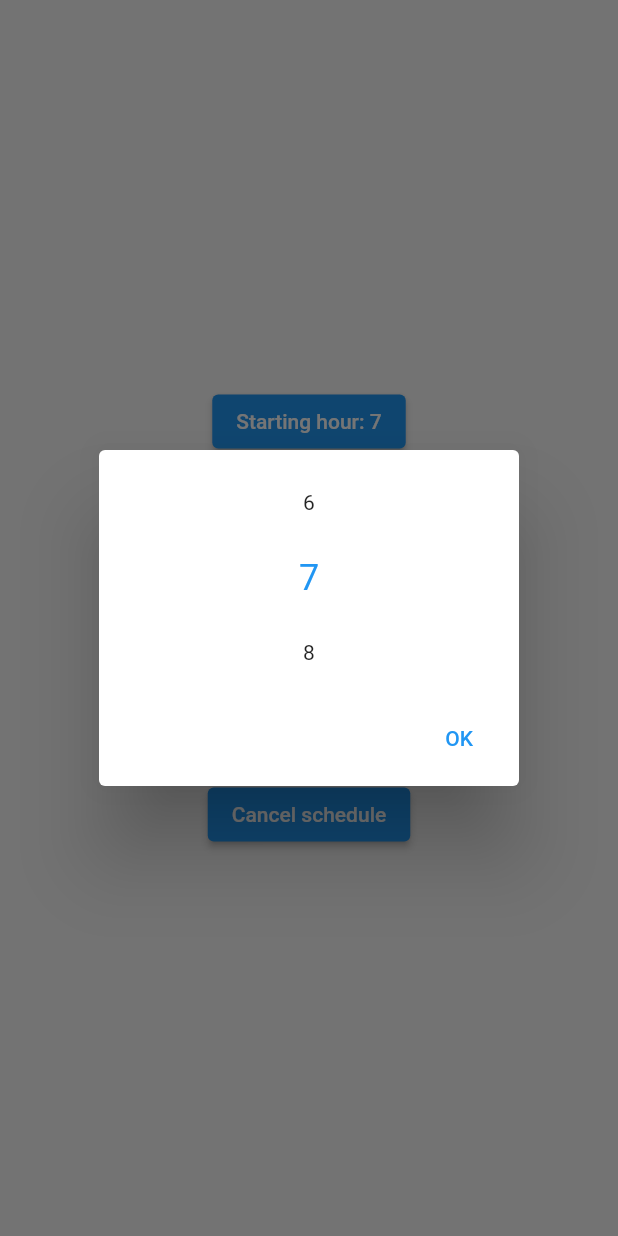
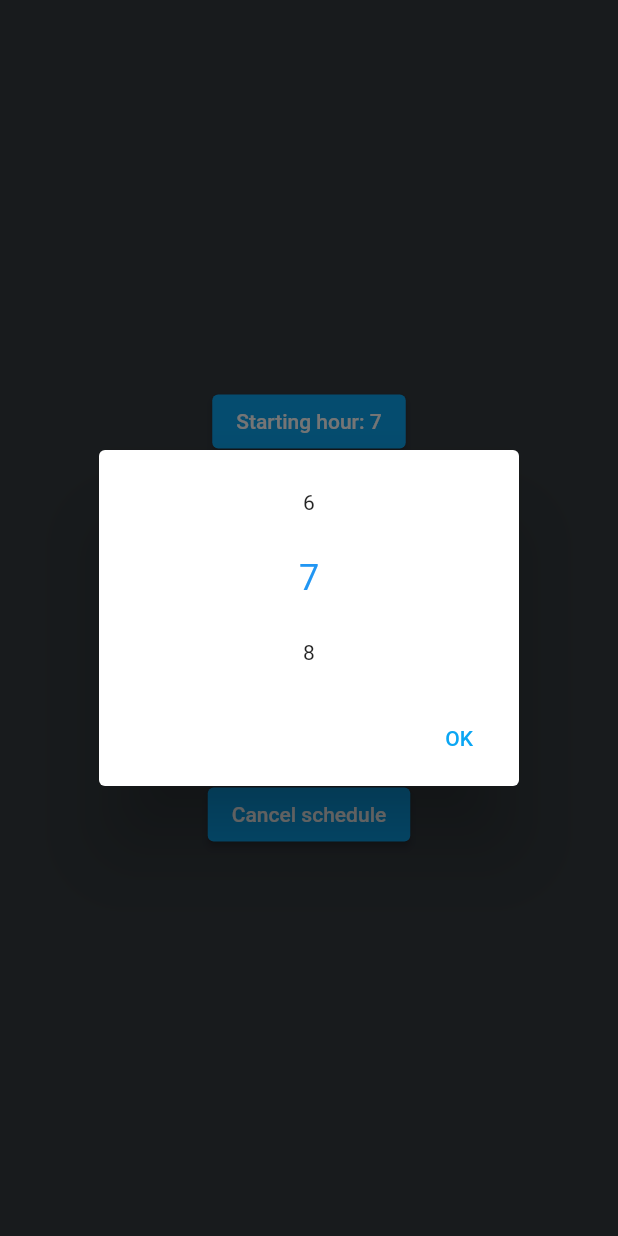
Before and after one commit to gruvw/time_watcher, a Flutter app: the screen it shows after launch, after a tap on an icon or button, on a phone screen of 412 x 824 dp. Run offline on Flutter 3.47's test engine with Material 2 defaults, Android fonts, the light colour scheme and no system bars; drawn by our look-alikes of numberpicker; our stand-ins replace awesome_notifications, flutter_hooks, hive_flutter, vibration; accounts and stored records are empty.

Commit message:
Colors + Name + Icon

```diff
--- a/lib/main.dart
+++ b/lib/main.dart
@@ -5,6 +5,7 @@ import 'package:time_watcher/notification/notification.dart';
 import 'package:time_watcher/scheduler_form.dart';
 
 const String box = "settings";
+const Color accentColor = Color(0xFF0BA6F3);
 
 void main() async {
   await Hive.initFlutter();
@@ -21,14 +22,13 @@ class MyApp extends StatelessWidget {
 
   @override
   Widget build(BuildContext context) {
-    return MaterialApp(
+    return const MaterialApp(
       title: "Time Watcher",
-      theme: ThemeData(
-        primarySwatch: Colors.blue,
+      home: Scaffold(
+        body: SchedulerForm(),
+        backgroundColor: Color(0xFF343A40),
       ),
-      home: const Scaffold(
-        body: SchedulerForm(),
-      ),
+      debugShowCheckedModeBanner: false,
     );
   }
 }
--- a/lib/number_picker.dart
+++ b/lib/number_picker.dart
@@ -24,7 +24,9 @@ class DBNumberPicker extends HookWidget {
     final value = useState(Hive.box<int>(box).get(name) ?? defaultValue);
 
     return ElevatedButton(
-      child: Text("$name: ${value.value}"),
+      style: const ButtonStyle(
+        backgroundColor: MaterialStatePropertyAll(accentColor),
+      ),
       onPressed: () async {
         value.value = await showDialog(
             context: context,
@@ -37,6 +39,7 @@ class DBNumberPicker extends HookWidget {
             });
         Hive.box<int>(box).put(name, value.value);
       },
+      child: Text("$name: ${value.value}"),
     );
   }
 }
@@ -66,7 +69,7 @@ class _NumberPickerDialog extends HookWidget {
       ),
       actions: [
         TextButton(
-          child: const Text("OK"),
+          child: const Text("OK", style: TextStyle(color: accentColor)),
           onPressed: () => Navigator.pop(context, value.value),
         )
       ],
--- a/lib/scheduler_form.dart
+++ b/lib/scheduler_form.dart
@@ -59,7 +59,9 @@ class SchedulerForm extends StatelessWidget {
           Padding(
             padding: const EdgeInsets.fromLTRB(0, 0, 0, 10),
             child: ElevatedButton(
-              child: const Text("Launch schedule!"),
+              style: const ButtonStyle(
+                backgroundColor: MaterialStatePropertyAll(accentColor),
+              ),
               onPressed: () async {
                 int n = await scheduleNotifications(
                   startingHour: Hive.box<int>(box).get(startingHourName) ??
@@ -73,16 +75,20 @@ class SchedulerForm extends StatelessWidget {
                   SnackBar(content: Text("Scheduled $n daily notifications.")),
                 );
               },
+              child: const Text("Launch schedule!"),
             ),
           ),
           ElevatedButton(
-            child: const Text("Cancel schedule"),
+            style: const ButtonStyle(
+              backgroundColor: MaterialStatePropertyAll(accentColor),
+            ),
             onPressed: () async {
               await cancelNotifications();
               ScaffoldMessenger.of(context).showSnackBar(
                 const SnackBar(content: Text("Canceled every notifications.")),
               );
             },
+            child: const Text("Cancel schedule"),
           ),
         ],
       ),
```
Also changed, not shown: pubspec.yaml (+26 -5 lines), assets/icon.png (added), pubspec.lock, 36 other files.
